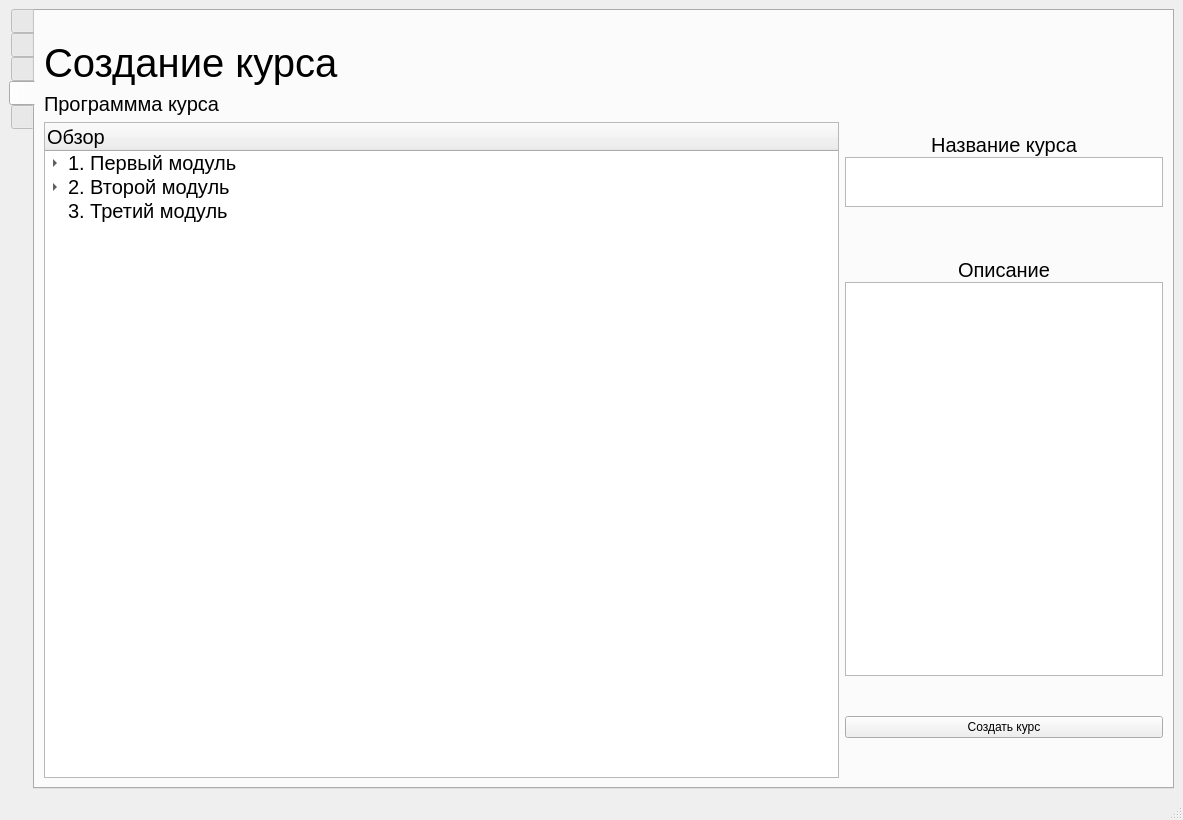
First picture: the form in Yandex_lyceum/Python/PyQt_Projects/Gnosi/UI/Главное окно c tabWidget.ui, repository grigoriy-st/YandexLyceum, before the edit.
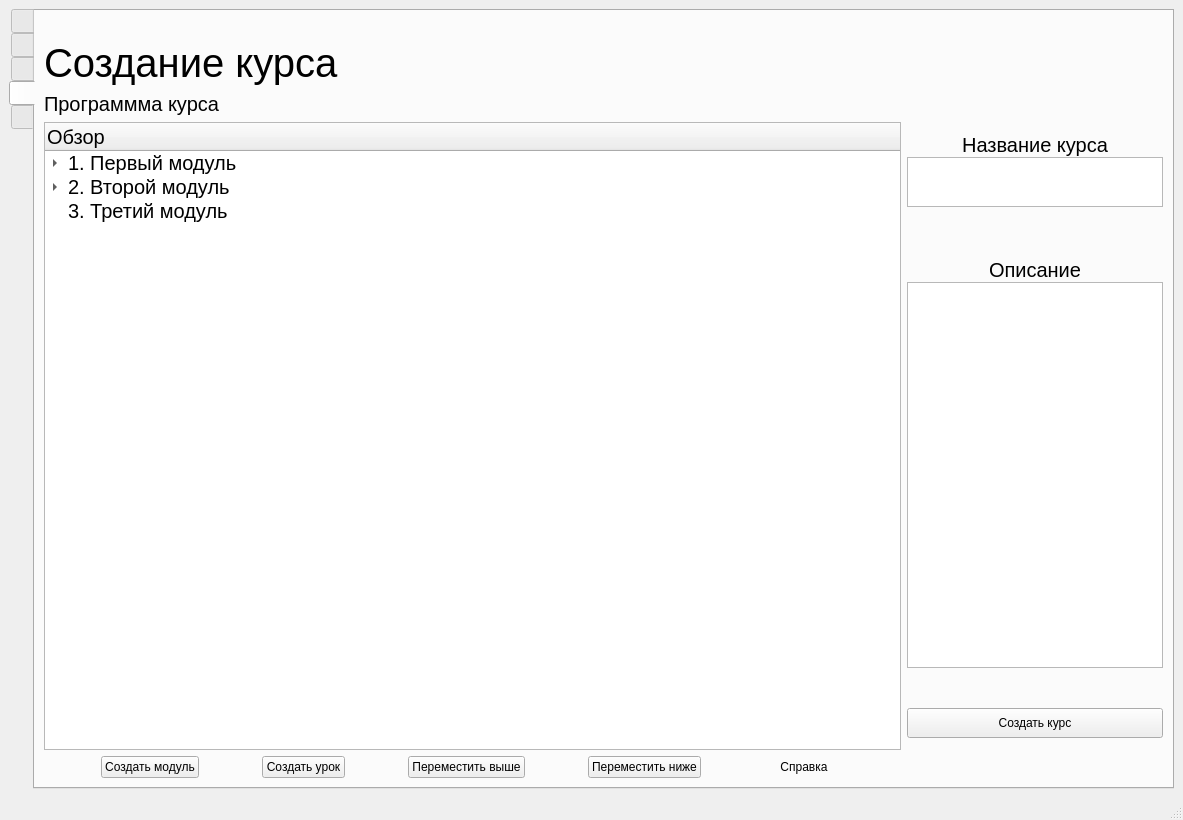
Second picture: the form after the edit. The open tabs and pages were chosen to show the change. Icons and pictures are not drawn.

```diff
--- a/Yandex_lyceum/Python/PyQt_Projects/Gnosi/UI/Главное окно c tabWidget.ui
+++ b/Yandex_lyceum/Python/PyQt_Projects/Gnosi/UI/Главное окно c tabWidget.ui
@@ -416,7 +416,7 @@
            </widget>
           </item>
           <item>
-           <layout class="QHBoxLayout" name="HL_bottom_part" stretch="5,2">
+           <layout class="QHBoxLayout" name="HL_bottom_part" stretch="5,0">
             <item>
              <layout class="QVBoxLayout" name="HL_left_bottom_part">
               <item>
@@ -475,10 +475,91 @@
                 </item>
                </widget>
               </item>
+              <item>
+               <layout class="QHBoxLayout" name="horizontalLayout_8">
+                <property name="topMargin">
+                 <number>0</number>
+                </property>
+                <item>
+                 <widget class="QPushButton" name="pbt_create_module">
+                  <property name="sizePolicy">
+                   <sizepolicy hsizetype="Maximum" vsizetype="Fixed">
+                    <horstretch>0</horstretch>
+                    <verstretch>0</verstretch>
+                   </sizepolicy>
+                  </property>
+                  <property name="minimumSize">
+                   <size>
+                    <width>0</width>
+                    <height>0</height>
+                   </size>
+                  </property>
+                  <property name="text">
+                   <string>Создать модуль</string>
+                  </property>
+                 </widget>
+                </item>
+                <item>
+                 <widget class="QPushButton" name="pbt_create_lesson">
+                  <property name="sizePolicy">
+                   <sizepolicy hsizetype="Maximum" vsizetype="Fixed">
+                    <horstretch>0</horstretch>
+                    <verstretch>0</verstretch>
+                   </sizepolicy>
+                  </property>
+                  <property name="text">
+                   <string>Создать урок</string>
+                  </property>
+                 </widget>
+                </item>
+                <item>
+                 <widget class="QPushButton" name="pbt_move_uo">
+                  <property name="sizePolicy">
+                   <sizepolicy hsizetype="Maximum" vsizetype="Fixed">
+                    <horstretch>0</horstretch>
+                    <verstretch>0</verstretch>
+                   </sizepolicy>
+                  </property>
+                  <property name="text">
+                   <string>Переместить выше</string>
+                  </property>
+                 </widget>
+                </item>
+                <item>
+                 <widget class="QPushButton" name="pbt_move_down">
+                  <property name="sizePolicy">
+                   <sizepolicy hsizetype="Maximum" vsizetype="Fixed">
+                    <horstretch>0</horstretch>
+                    <verstretch>0</verstretch>
+                   </sizepolicy>
+                  </property>
+                  <property name="text">
+                   <string>Переместить ниже</string>
+                  </property>
+                 </widget>
+                </item>
+                <item>
+                 <widget class="QPushButton" name="pbt_reference">
+                  <property name="sizePolicy">
+                   <sizepolicy hsizetype="Maximum" vsizetype="Fixed">
+                    <horstretch>0</horstretch>
+                    <verstretch>0</verstretch>
+                   </sizepolicy>
+                  </property>
+                  <property name="text">
+                   <string>Справка</string>
+                  </property>
+                  <property name="flat">
+                   <bool>true</bool>
+                  </property>
+                 </widget>
+                </item>
+               </layout>
+              </item>
              </layout>
             </item>
             <item>
-             <layout class="QVBoxLayout" name="HL_right_bottom_part" stretch="0,0,0,0,0,0,0,0,0">
+             <layout class="QVBoxLayout" name="HL_right_bottom_part">
               <property name="spacing">
                <number>0</number>
               </property>
@@ -609,9 +690,39 @@
               </item>
               <item>
                <widget class="QPushButton" name="btn_create_course">
+                <property name="sizePolicy">
+                 <sizepolicy hsizetype="Minimum" vsizetype="Minimum">
+                  <horstretch>0</horstretch>
+                  <verstretch>0</verstretch>
+                 </sizepolicy>
+                </property>
+                <property name="maximumSize">
+                 <size>
+                  <width>16777215</width>
+                  <height>30</height>
+                 </size>
+                </property>
+                <property name="baseSize">
+                 <size>
+                  <width>0</width>
+                  <height>0</height>
+                 </size>
+                </property>
+                <property name="layoutDirection">
+                 <enum>Qt::LeftToRight</enum>
+                </property>
+                <property name="autoFillBackground">
+                 <bool>false</bool>
+                </property>
                 <property name="text">
                  <string>Создать курс</string>
                 </property>
+                <property name="autoDefault">
+                 <bool>false</bool>
+                </property>
+                <property name="default">
+                 <bool>false</bool>
+                </property>
                </widget>
               </item>
               <item>
```
Left out of the diff: 2 changed lines with no effect on the pictures.
